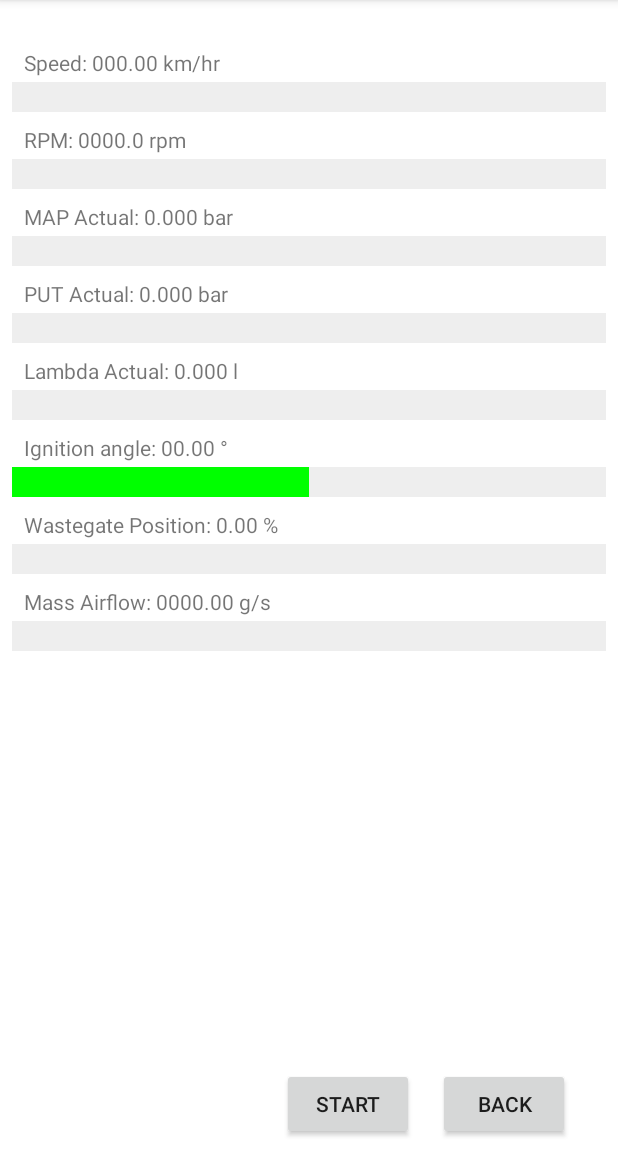
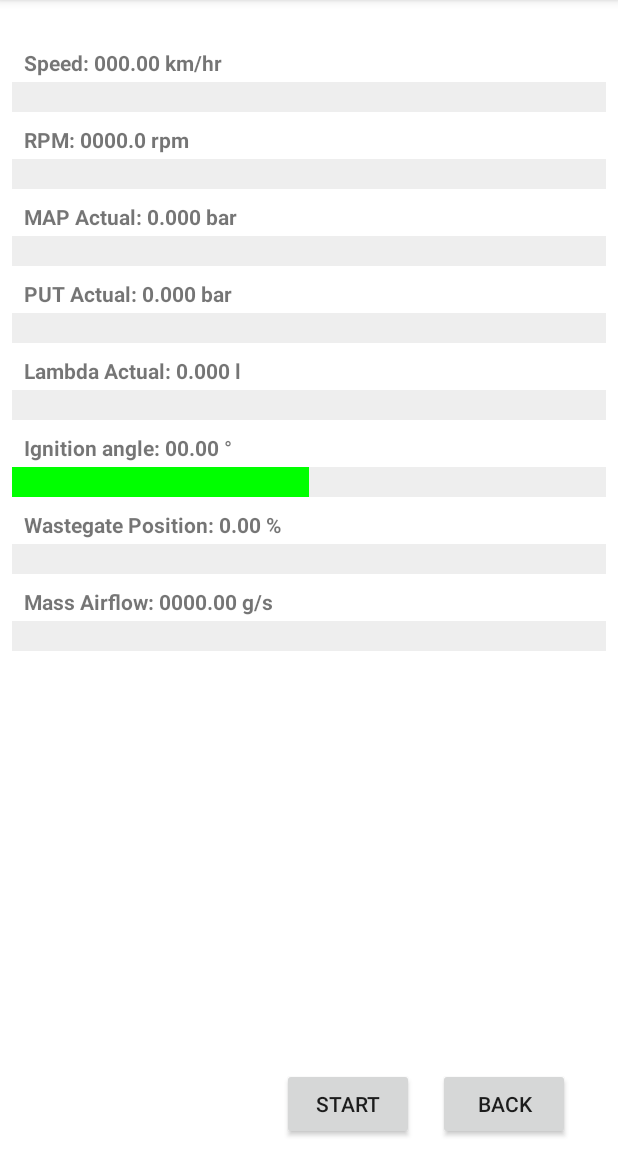
Before and after one commit to Switchleg1/VWFlashTools, an Android app: the LoggingFragment screen opened through its navigation route, on a phone screen of 412 x 824 dp, the part 84-1236 px from its top. Run offline under Robolectric (Android 15) with nearby library versions, the phone set to English and light mode, and no system bars; pictures from the network do not load; 1 statement that could not run was skipped.

Commit message:
Its finally useful.

```diff
--- a/app/src/main/java/com/app/vwflashtools/BTService.kt
+++ b/app/src/main/java/com/app/vwflashtools/BTService.kt
@@ -556,12 +556,11 @@ class BTService: Service() {
 
                                 //Broadcast a new message
                                 val buff = mReadQueue.poll()
-                                val result = UDS22Logger.processFrame(buff)
+                                val result = UDS22Logger.processFrame(mTaskCount, buff, applicationContext)
 
                                 val intentMessage = Intent(MESSAGE_READ_LOG.toString())
-                                intentMessage.putExtra("readBuffer", buff)
                                 intentMessage.putExtra("readCount", mTaskCount)
-                                intentMessage.putExtra("readTime", mTaskTime)
+                                intentMessage.putExtra("readTime", System.currentTimeMillis()-mTaskTime)
                                 intentMessage.putExtra("readResult", result)
                                 sendBroadcast(intentMessage)
                             }
--- a/app/src/main/java/com/app/vwflashtools/FlashingFragment.kt
+++ b/app/src/main/java/com/app/vwflashtools/FlashingFragment.kt
@@ -15,9 +15,6 @@ import android.widget.*
 import androidx.activity.result.contract.ActivityResultContracts
 import androidx.core.content.ContextCompat.startForegroundService
 import androidx.lifecycle.ViewModel
-import androidx.lifecycle.ViewModelProviders
-
-import android.R.attr.name
 import androidx.fragment.app.viewModels
 
 
--- a/app/src/main/res/layout-land/fragment_logging.xml
+++ b/app/src/main/res/layout-land/fragment_logging.xml
@@ -11,7 +11,7 @@
         android:id="@+id/progressBar3"
         style="?android:attr/progressBarStyleHorizontal"
         android:layout_width="450dp"
-        android:layout_height="25dp"
+        android:layout_height="24dp"
         android:layout_marginEnd="8dp"
         android:max="100"
         android:progress="0"
@@ -23,7 +23,7 @@
         android:id="@+id/progressBar4"
         style="?android:attr/progressBarStyleHorizontal"
         android:layout_width="450dp"
-        android:layout_height="25dp"
+        android:layout_height="24dp"
         android:layout_marginEnd="8dp"
         android:max="30"
         android:progress="0"
@@ -35,7 +35,7 @@
         android:id="@+id/progressBar5"
         style="?android:attr/progressBarStyleHorizontal"
         android:layout_width="450dp"
-        android:layout_height="25dp"
+        android:layout_height="24dp"
         android:layout_marginEnd="8dp"
         android:max="60"
         android:progress="0"
@@ -47,7 +47,7 @@
         android:id="@+id/progressBar6"
         style="?android:attr/progressBarStyleHorizontal"
         android:layout_width="450dp"
-        android:layout_height="25dp"
+        android:layout_height="24dp"
         android:layout_marginEnd="8dp"
         android:max="185000"
         android:progress="0"
@@ -59,7 +59,7 @@
         android:id="@+id/progressBar7"
         style="?android:attr/progressBarStyleHorizontal"
         android:layout_width="450dp"
-        android:layout_height="25dp"
+        android:layout_height="24dp"
         android:layout_marginEnd="8dp"
         android:max="50"
         android:progress="0"
@@ -71,7 +71,7 @@
         android:id="@+id/progressBar2"
         style="?android:attr/progressBarStyleHorizontal"
         android:layout_width="450dp"
-        android:layout_height="25dp"
+        android:layout_height="24dp"
         android:layout_marginEnd="8dp"
         android:max="2600"
         android:progress="0"
@@ -96,6 +96,7 @@
         android:layout_marginStart="16dp"
         android:layout_marginTop="8dp"
         android:text="@string/textPID"
+        android:textStyle="bold"
         app:layout_constraintStart_toStartOf="parent"
         app:layout_constraintTop_toTopOf="parent" />
 
@@ -106,6 +107,7 @@
         android:layout_marginStart="16dp"
         android:layout_marginTop="8dp"
         android:text="@string/textPID"
+        android:textStyle="bold"
         app:layout_constraintStart_toStartOf="parent"
         app:layout_constraintTop_toBottomOf="@+id/textViewPID1" />
 
@@ -116,6 +118,7 @@
         android:layout_marginStart="16dp"
         android:layout_marginTop="8dp"
         android:text="@string/textPID"
+        android:textStyle="bold"
         app:layout_constraintStart_toStartOf="parent"
         app:layout_constraintTop_toBottomOf="@+id/textViewPID2" />
 
@@ -126,6 +129,7 @@
         android:layout_marginStart="16dp"
         android:layout_marginTop="8dp"
         android:text="@string/textPID"
+        android:textStyle="bold"
         app:layout_constraintStart_toStartOf="parent"
         app:layout_constraintTop_toBottomOf="@+id/textViewPID3" />
 
@@ -136,6 +140,7 @@
         android:layout_marginStart="16dp"
         android:layout_marginTop="8dp"
         android:text="@string/textPID"
+        android:textStyle="bold"
         app:layout_constraintStart_toStartOf="parent"
         app:layout_constraintTop_toBottomOf="@+id/textViewPID4" />
 
@@ -146,6 +151,7 @@
         android:layout_marginStart="16dp"
         android:layout_marginTop="8dp"
         android:text="@string/textPID"
+        android:textStyle="bold"
         app:layout_constraintStart_toStartOf="parent"
         app:layout_constraintTop_toBottomOf="@+id/textViewPID5" />
 
@@ -156,6 +162,7 @@
         android:layout_marginStart="16dp"
         android:layout_marginTop="8dp"
         android:text="@string/textPID"
+        android:textStyle="bold"
         app:layout_constraintStart_toStartOf="parent"
         app:layout_constraintTop_toBottomOf="@+id/textViewPID6" />
 
@@ -166,6 +173,7 @@
         android:layout_marginStart="16dp"
         android:layout_marginTop="8dp"
         android:text="@string/textPID"
+        android:textStyle="bold"
         app:layout_constraintStart_toStartOf="parent"
         app:layout_constraintTop_toBottomOf="@+id/textViewPID7" />
 
@@ -192,7 +200,7 @@
         android:id="@+id/progressBar1"
         style="?android:attr/progressBarStyleHorizontal"
         android:layout_width="450dp"
-        android:layout_height="25dp"
+        android:layout_height="24dp"
         android:layout_marginEnd="8dp"
         android:max="7000"
         android:progress="0"
@@ -204,10 +212,90 @@
         android:id="@+id/progressBar8"
         style="?android:attr/progressBarStyleHorizontal"
         android:layout_width="450dp"
-        android:layout_height="25dp"
+        android:layout_height="24dp"
         android:layout_marginEnd="8dp"
         android:scaleY="5"
         app:layout_constraintEnd_toEndOf="parent"
         app:layout_constraintTop_toTopOf="@+id/textViewPID8" />
 
+    <View
+        android:id="@+id/divider"
+        android:layout_width="729dp"
+        android:layout_height="6dp"
+        android:background="?android:attr/listDivider"
+        app:layout_constraintBottom_toTopOf="@+id/progressBar8"
+        app:layout_constraintEnd_toEndOf="parent"
+        app:layout_constraintStart_toStartOf="parent"
+        app:layout_constraintTop_toBottomOf="@+id/progressBar7" />
+
+    <View
+        android:id="@+id/divider2"
+        android:layout_width="729dp"
+        android:layout_height="6dp"
+        android:background="?android:attr/listDivider"
+        app:layout_constraintEnd_toEndOf="parent"
+        app:layout_constraintStart_toStartOf="parent"
+        app:layout_constraintTop_toBottomOf="@+id/progressBar8" />
+
+    <View
+        android:id="@+id/divider3"
+        android:layout_width="729dp"
+        android:layout_height="6dp"
+        android:background="?android:attr/listDivider"
+        app:layout_constraintBottom_toTopOf="@+id/progressBar7"
+        app:layout_constraintEnd_toEndOf="parent"
+        app:layout_constraintStart_toStartOf="parent"
+        app:layout_constraintTop_toBottomOf="@+id/progressBar6" />
+
+    <View
+        android:id="@+id/divider4"
+        android:layout_width="729dp"
+        android:layout_height="6dp"
+        android:background="?android:attr/listDivider"
+        app:layout_constraintBottom_toTopOf="@+id/progressBar6"
+        app:layout_constraintEnd_toEndOf="parent"
+        app:layout_constraintStart_toStartOf="parent"
+        app:layout_constraintTop_toBottomOf="@+id/progressBar5" />
+
+    <View
+        android:id="@+id/divider5"
+        android:layout_width="729dp"
+        android:layout_height="6dp"
+        android:background="?android:attr/listDivider"
+        app:layout_constraintBottom_toTopOf="@+id/progressBar5"
+        app:layout_constraintEnd_toEndOf="parent"
+        app:layout_constraintStart_toStartOf="parent"
+        app:layout_constraintTop_toBottomOf="@+id/progressBar4" />
+
+    <View
+        android:id="@+id/divider6"
+        android:layout_width="729dp"
+        android:layout_height="6dp"
+        android:background="?android:attr/listDivider"
+        app:layout_constraintBottom_toTopOf="@+id/progressBar4"
+        app:layout_constraintEnd_toEndOf="parent"
+        app:layout_constraintStart_toStartOf="parent"
+        app:layout_constraintTop_toBottomOf="@+id/progressBar3" />
+
+    <View
+        android:id="@+id/divider7"
+        android:layout_width="729dp"
+        android:layout_height="6dp"
+        android:background="?android:attr/listDivider"
+        app:layout_constraintBottom_toTopOf="@+id/progressBar3"
+        app:layout_constraintEnd_toEndOf="parent"
+        app:layout_constraintStart_toStartOf="parent"
+        app:layout_constraintTop_toBottomOf="@+id/progressBar2" />
+
+    <View
+        android:id="@+id/divider8"
+        android:layout_width="729dp"
+        android:layout_height="6dp"
+        android:background="?android:attr/listDivider"
+        app:layout_constraintBottom_toTopOf="@+id/progressBar2"
+        app:layout_constraintEnd_toEndOf="parent"
+        app:layout_constraintStart_toStartOf="parent"
+        app:layout_constraintTop_toBottomOf="@+id/progressBar1"
+        app:layout_constraintVertical_bias="0.5" />
+
 </androidx.constraintlayout.widget.ConstraintLayout>
--- a/app/src/main/res/layout/fragment_logging.xml
+++ b/app/src/main/res/layout/fragment_logging.xml
@@ -108,6 +108,7 @@
         android:layout_marginStart="16dp"
         android:layout_marginTop="32dp"
         android:text="@string/textPID"
+        android:textStyle="bold"
         app:layout_constraintStart_toStartOf="parent"
         app:layout_constraintTop_toTopOf="parent" />
 
@@ -118,6 +119,7 @@
         android:layout_marginStart="16dp"
         android:layout_marginTop="32dp"
         android:text="@string/textPID"
+        android:textStyle="bold"
         app:layout_constraintStart_toStartOf="parent"
         app:layout_constraintTop_toBottomOf="@+id/textViewPID1" />
 
@@ -128,6 +130,7 @@
         android:layout_marginStart="16dp"
         android:layout_marginTop="32dp"
         android:text="@string/textPID"
+        android:textStyle="bold"
         app:layout_constraintStart_toStartOf="parent"
         app:layout_constraintTop_toBottomOf="@+id/textViewPID2" />
 
@@ -138,6 +141,7 @@
         android:layout_marginStart="16dp"
         android:layout_marginTop="32dp"
         android:text="@string/textPID"
+        android:textStyle="bold"
         app:layout_constraintStart_toStartOf="parent"
         app:layout_constraintTop_toBottomOf="@+id/textViewPID3" />
 
@@ -148,6 +152,7 @@
         android:layout_marginStart="16dp"
         android:layout_marginTop="32dp"
         android:text="@string/textPID"
+        android:textStyle="bold"
         app:layout_constraintStart_toStartOf="parent"
         app:layout_constraintTop_toBottomOf="@+id/textViewPID4" />
 
@@ -158,6 +163,7 @@
         android:layout_marginStart="16dp"
         android:layout_marginTop="32dp"
         android:text="@string/textPID"
+        android:textStyle="bold"
         app:layout_constraintStart_toStartOf="parent"
         app:layout_constraintTop_toBottomOf="@+id/textViewPID5" />
 
@@ -168,6 +174,7 @@
         android:layout_marginStart="16dp"
         android:layout_marginTop="32dp"
         android:text="@string/textPID"
+        android:textStyle="bold"
         app:layout_constraintStart_toStartOf="parent"
         app:layout_constraintTop_toBottomOf="@+id/textViewPID6" />
 
@@ -178,6 +185,7 @@
         android:layout_marginStart="16dp"
         android:layout_marginTop="32dp"
         android:text="@string/textPID"
+        android:textStyle="bold"
         app:layout_constraintStart_toStartOf="parent"
         app:layout_constraintTop_toBottomOf="@+id/textViewPID7" />
 
```
Also changed, not shown: app/src/main/java/com/app/vwflashtools/LoggingFragment.kt (+52 -49 lines), app/src/main/java/com/app/vwflashtools/UDS.kt (+38 -6 lines).
